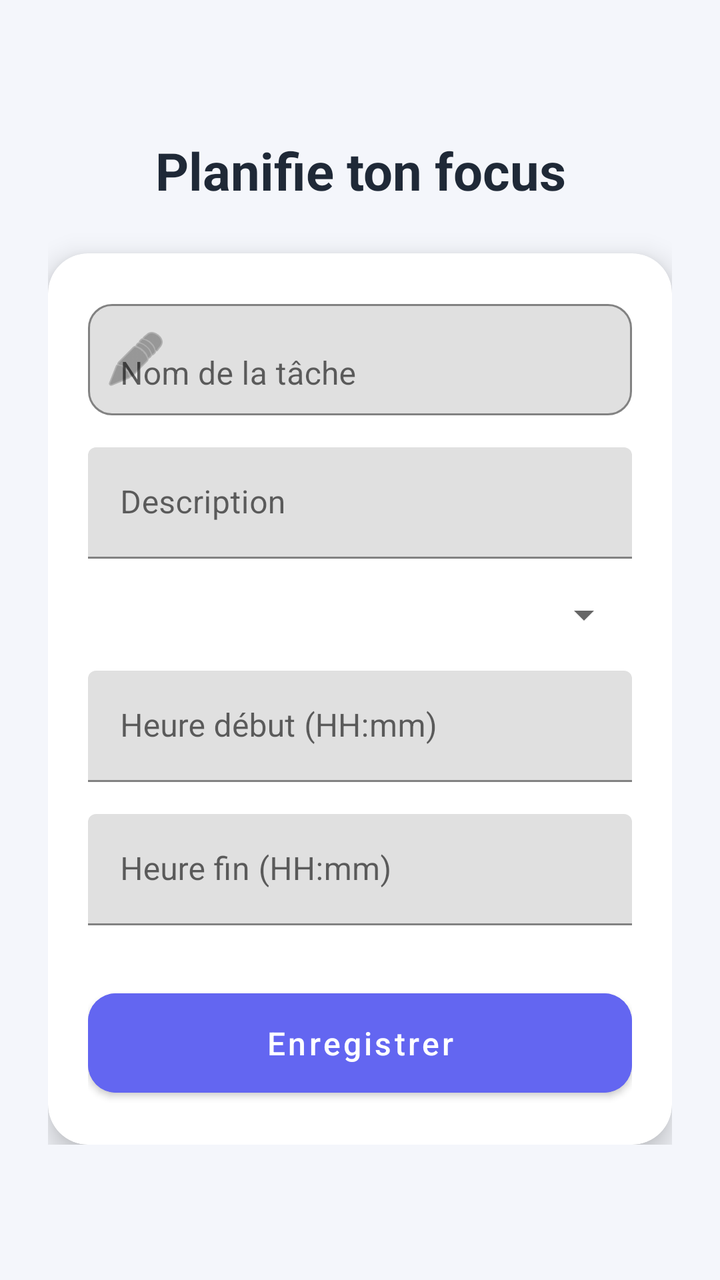
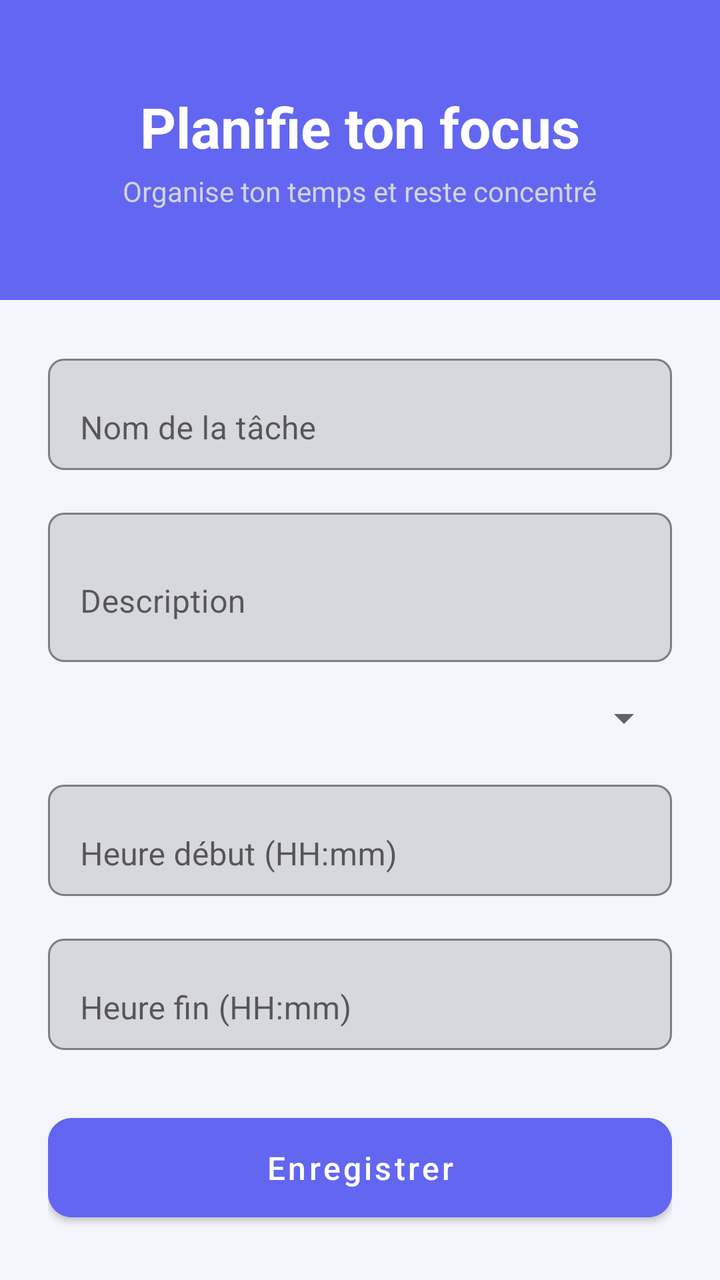

Before-and-after screenshots of an Android layout around one commit, followed by the original layout XML and the change that was made.
<!-- AndroidManifest.xml: application theme Theme.DevVibe -->
<!-- res/layout/activity_add_edit_task.xml -->
<?xml version="1.0" encoding="utf-8"?>
<androidx.constraintlayout.widget.ConstraintLayout xmlns:android="http://schemas.android.com/apk/res/android"
    xmlns:app="http://schemas.android.com/apk/res-auto"
    android:layout_width="match_parent"
    android:layout_height="match_parent"
    android:background="#F4F6FB">

    <LinearLayout
        android:layout_width="0dp"
        android:layout_height="wrap_content"
        android:gravity="center_horizontal"
        android:orientation="vertical"
        android:padding="24dp"
        app:layout_constraintBottom_toBottomOf="parent"
        app:layout_constraintEnd_toEndOf="parent"
        app:layout_constraintStart_toStartOf="parent"
        app:layout_constraintTop_toTopOf="parent">

        <TextView
            android:layout_width="wrap_content"
            android:layout_height="wrap_content"
            android:layout_marginBottom="24dp"
            android:text="Planifie ton focus"
            android:textAlignment="center"
            android:textColor="#1F2937"
            android:textSize="26sp"
            android:textStyle="bold" />

        <androidx.cardview.widget.CardView
            android:layout_width="match_parent"
            android:layout_height="wrap_content"
            android:backgroundTint="#FFFFFF"
            app:cardCornerRadius="20dp"
            app:cardElevation="8dp">

            <LinearLayout
                android:layout_width="match_parent"
                android:layout_height="wrap_content"
                android:orientation="vertical"
                android:padding="20dp">

                
                <com.google.android.material.textfield.TextInputLayout
                    android:layout_width="match_parent"
                    android:layout_height="wrap_content"
                    android:hint="Nom de la tâche"
                    app:boxBackgroundMode="outline"
                    app:boxCornerRadiusBottomEnd="12dp"
                    app:boxCornerRadiusBottomStart="12dp"
                    app:boxCornerRadiusTopEnd="12dp"
                    app:boxCornerRadiusTopStart="12dp"
                    app:startIconDrawable="@android:drawable/ic_menu_edit">

                    <com.google.android.material.textfield.TextInputEditText
                        android:id="@+id/editTitle"
                        android:layout_width="match_parent"
                        android:layout_height="wrap_content"
                        android:inputType="textCapWords" />
                </com.google.android.material.textfield.TextInputLayout>

                

                
                <com.google.android.material.textfield.TextInputLayout
                    android:layout_width="match_parent"
                    android:layout_height="wrap_content"
                    android:layout_marginTop="16dp"
                    android:hint="Description">

                    <com.google.android.material.textfield.TextInputEditText
                        android:id="@+id/editDescription"
                        android:layout_width="match_parent"
                        android:layout_height="wrap_content" />
                </com.google.android.material.textfield.TextInputLayout>

                
                <Spinner
                    android:id="@+id/spinnerType"
                    android:layout_width="match_parent"
                    android:layout_height="wrap_content"
                    android:layout_marginTop="16dp" />

                
                <com.google.android.material.textfield.TextInputLayout
                    android:layout_width="match_parent"
                    android:layout_height="wrap_content"
                    android:layout_marginTop="16dp"
                    android:hint="Heure début (HH:mm)">

                    <com.google.android.material.textfield.TextInputEditText
                        android:id="@+id/editStartTime"
                        android:layout_width="match_parent"
                        android:layout_height="wrap_content" />
                </com.google.android.material.textfield.TextInputLayout>

                
                <com.google.android.material.textfield.TextInputLayout
                    android:layout_width="match_parent"
                    android:layout_height="wrap_content"
                    android:layout_marginTop="16dp"
                    android:hint="Heure fin (HH:mm)">

                    <com.google.android.material.textfield.TextInputEditText
                        android:id="@+id/editEndTime"
                        android:layout_width="match_parent"
                        android:layout_height="wrap_content" />
                </com.google.android.material.textfield.TextInputLayout>


                

                <com.google.android.material.button.MaterialButton
                    android:id="@+id/btnSave"
                    android:layout_width="match_parent"
                    android:layout_height="wrap_content"
                    android:layout_marginTop="28dp"
                    android:backgroundTint="#6366F1"
                    android:padding="14dp"
                    android:text="Enregistrer"
                    android:textAllCaps="false"
                    android:textColor="#FFFFFF"
                    android:textSize="16sp"
                    app:cornerRadius="14dp" />

            </LinearLayout>

        </androidx.cardview.widget.CardView>

    </LinearLayout>

</androidx.constraintlayout.widget.ConstraintLayout>
<!-- resources referenced by this layout -->
<resources>
  <style name="Theme.DevVibe" parent="Base.Theme.DevVibe" />
  <style name="Base.Theme.DevVibe" parent="Theme.MaterialComponents.DayNight.NoActionBar">
          
          
      </style>
</resources>

<!-- the commit's change to res/layout/activity_add_edit_task.xml (unified diff, before → after) -->
@@ -1,131 +1,174 @@
 <?xml version="1.0" encoding="utf-8"?>
-<androidx.constraintlayout.widget.ConstraintLayout xmlns:android="http://schemas.android.com/apk/res/android"
+<androidx.constraintlayout.widget.ConstraintLayout
+    xmlns:android="http://schemas.android.com/apk/res/android"
     xmlns:app="http://schemas.android.com/apk/res-auto"
     android:layout_width="match_parent"
     android:layout_height="match_parent"
     android:background="#F4F6FB">
 
+    
     <LinearLayout
+        android:id="@+id/headerBanner"
         android:layout_width="0dp"
-        android:layout_height="wrap_content"
-        android:gravity="center_horizontal"
+        android:layout_height="150dp"
         android:orientation="vertical"
-        android:padding="24dp"
-        app:layout_constraintBottom_toBottomOf="parent"
-        app:layout_constraintEnd_toEndOf="parent"
+        android:gravity="center"
+        android:background="#6366F1"
+        app:layout_constraintTop_toTopOf="parent"
         app:layout_constraintStart_toStartOf="parent"
-        app:layout_constraintTop_toTopOf="parent">
+        app:layout_constraintEnd_toEndOf="parent">
 
         <TextView
+            android:id="@+id/formTitle"
             android:layout_width="wrap_content"
             android:layout_height="wrap_content"
-            android:layout_marginBottom="24dp"
             android:text="Planifie ton focus"
-            android:textAlignment="center"
-            android:textColor="#1F2937"
-            android:textSize="26sp"
-            android:textStyle="bold" />
+            android:textColor="#FFFFFF"
+            android:textSize="28sp"
+            android:textStyle="bold"/>
 
-        <androidx.cardview.widget.CardView
+        <TextView
+            android:id="@+id/formSubtitle"
+            android:layout_width="wrap_content"
+            android:layout_height="wrap_content"
+            android:text="Organise ton temps et reste concentré"
+            android:textColor="#D1D5DB"
+            android:textSize="14sp"
+            android:layout_marginTop="4dp"/>
+    </LinearLayout>
+
+    
+    <ScrollView
+        android:layout_width="0dp"
+        android:layout_height="0dp"
+        android:fillViewport="true"
+        app:layout_constraintTop_toBottomOf="@id/headerBanner"
+        app:layout_constraintBottom_toBottomOf="parent"
+        app:layout_constraintStart_toStartOf="parent"
+        app:layout_constraintEnd_toEndOf="parent"
+        android:padding="24dp">
+
+        <LinearLayout
             android:layout_width="match_parent"
             android:layout_height="wrap_content"
-            android:backgroundTint="#FFFFFF"
-            app:cardCornerRadius="20dp"
-            app:cardElevation="8dp">
+            android:orientation="vertical"
+            android:gravity="center_horizontal"
+            android:spacing="16dp">
 
-            <LinearLayout
+            
+            <com.google.android.material.textfield.TextInputLayout
                 android:layout_width="match_parent"
                 android:layout_height="wrap_content"
-                android:orientation="vertical"
-                android:padding="20dp">
+                android:hint="Nom de la tâche"
+                app:boxBackgroundMode="outline"
+                app:boxStrokeColor="#D1D5DB"
+                app:boxCornerRadiusTopStart="8dp"
+                app:boxCornerRadiusTopEnd="8dp"
+                app:boxCornerRadiusBottomStart="8dp"
+                app:boxCornerRadiusBottomEnd="8dp">
 
-                
-                <com.google.android.material.textfield.TextInputLayout
+                <com.google.android.material.textfield.TextInputEditText
+                    android:id="@+id/editTitle"
                     android:layout_width="match_parent"
                     android:layout_height="wrap_content"
-                    android:hint="Nom de la tâche"
-                    app:boxBackgroundMode="outline"
-                    app:boxCornerRadiusBottomEnd="12dp"
-                    app:boxCornerRadiusBottomStart="12dp"
-                    app:boxCornerRadiusTopEnd="12dp"
-                    app:boxCornerRadiusTopStart="12dp"
-                    app:startIconDrawable="@android:drawable/ic_menu_edit">
+                    android:inputType="textCapWords"/>
+            </com.google.android.material.textfield.TextInputLayout>
 
-                    <com.google.android.material.textfield.TextInputEditText
-                        android:id="@+id/editTitle"
-                        android:layout_width="match_parent"
-                        android:layout_height="wrap_content"
-                        android:inputType="textCapWords" />
-                </com.google.android.material.textfield.TextInputLayout>
+            
+            <com.google.android.material.textfield.TextInputLayout
+                android:layout_width="match_parent"
+                android:layout_height="wrap_content"
+                android:layout_marginTop="16dp"
+                android:hint="Description"
+                app:boxBackgroundMode="outline"
+                app:boxStrokeColor="#D1D5DB"
+                app:boxCornerRadiusTopStart="8dp"
+                app:boxCornerRadiusTopEnd="8dp"
+                app:boxCornerRadiusBottomStart="8dp"
+                app:boxCornerRadiusBottomEnd="8dp">
 
-                
-
-                
-                <com.google.android.material.textfield.TextInputLayout
+                <com.google.android.material.textfield.TextInputEditText
+                    android:id="@+id/editDescription"
                     android:layout_width="match_parent"
                     android:layout_height="wrap_content"
-                    android:layout_marginTop="16dp"
-                    android:hint="Description">
+                    android:minLines="2"
+                    android:inputType="textMultiLine"/>
+            </com.google.android.material.textfield.TextInputLayout>
 
-                    <com.google.android.material.textfield.TextInputEditText
-                        android:id="@+id/editDescription"
-                        android:layout_width="match_parent"
-                        android:layout_height="wrap_content" />
-                </com.google.android.material.textfield.TextInputLayout>
+            
+            <com.google.android.material.textfield.TextInputLayout
+                android:layout_width="match_parent"
+                android:layout_height="wrap_content"
+                android:layout_marginTop="16dp"
+                android:hint="Type de tâche"
+                app:boxBackgroundMode="outline"
+                app:boxStrokeColor="#D1D5DB"
+                app:boxCornerRadiusTopStart="8dp"
+                app:boxCornerRadiusTopEnd="8dp"
+                app:boxCornerRadiusBottomStart="8dp"
+                app:boxCornerRadiusBottomEnd="8dp">
 
-                
                 <Spinner
                     android:id="@+id/spinnerType"
                     android:layout_width="match_parent"
                     android:layout_height="wrap_content"
-                    android:layout_marginTop="16dp" />
+                    android:spinnerMode="dropdown"/>
+            </com.google.android.material.textfield.TextInputLayout>
 
-                
-                <com.google.android.material.textfield.TextInputLayout
+            
+            <com.google.android.material.textfield.TextInputLayout
+                android:layout_width="match_parent"
+                android:layout_height="wrap_content"
+                android:layout_marginTop="16dp"
+                android:hint="Heure début (HH:mm)"
+                app:boxBackgroundMode="outline"
+                app:boxStrokeColor="#D1D5DB"
+                app:boxCornerRadiusTopStart="8dp"
+                app:boxCornerRadiusTopEnd="8dp"
+                app:boxCornerRadiusBottomStart="8dp"
+                app:boxCornerRadiusBottomEnd="8dp">
+
+                <com.google.android.material.textfield.TextInputEditText
+                    android:id="@+id/editStartTime"
                     android:layout_width="match_parent"
                     android:layout_height="wrap_content"
-                    android:layout_marginTop="16dp"
-                    android:hint="Heure début (HH:mm)">
+                    android:inputType="time"/>
+            </com.google.android.material.textfield.TextInputLayout>
 
-                    <com.google.android.material.textfield.TextInputEditText
-                        android:id="@+id/editStartTime"
-                        android:layout_width="match_parent"
-                        android:layout_height="wrap_content" />
-                </com.google.android.material.textfield.TextInputLayout>
+            
+            <com.google.android.material.textfield.TextInputLayout
+                android:layout_width="match_parent"
+                android:layout_height="wrap_content"
+                android:layout_marginTop="16dp"
+                android:hint="Heure fin (HH:mm)"
+                app:boxBackgroundMode="outline"
+                app:boxStrokeColor="#D1D5DB"
+                app:boxCornerRadiusTopStart="8dp"
+                app:boxCornerRadiusTopEnd="8dp"
+                app:boxCornerRadiusBottomStart="8dp"
+                app:boxCornerRadiusBottomEnd="8dp">
 
-                
-                <com.google.android.material.textfield.TextInputLayout
+                <com.google.android.material.textfield.TextInputEditText
+                    android:id="@+id/editEndTime"
                     android:layout_width="match_parent"
                     android:layout_height="wrap_content"
-                    android:layout_marginTop="16dp"
-                    android:hint="Heure fin (HH:mm)">
+                    android:inputType="time"/>
+            </com.google.android.material.textfield.TextInputLayout>
 
-                    <com.google.android.material.textfield.TextInputEditText
-                        android:id="@+id/editEndTime"
-                        android:layout_width="match_parent"
-                        android:layout_height="wrap_content" />
-                </com.google.android.material.textfield.TextInputLayout>
-
-
-                
-
-                <com.google.android.material.button.MaterialButton
-                    android:id="@+id/btnSave"
-                    android:layout_width="match_parent"
-                    android:layout_height="wrap_content"
-                    android:layout_marginTop="28dp"
-                    android:backgroundTint="#6366F1"
-                    android:padding="14dp"
-                    android:text="Enregistrer"
-                    android:textAllCaps="false"
-                    android:textColor="#FFFFFF"
-                    android:textSize="16sp"
-                    app:cornerRadius="14dp" />
-
-            </LinearLayout>
-
-        </androidx.cardview.widget.CardView>
-
-    </LinearLayout>
+            
+            <com.google.android.material.button.MaterialButton
+                android:id="@+id/btnSave"
+                android:layout_width="match_parent"
+                android:layout_height="wrap_content"
+                android:layout_marginTop="28dp"
+                android:backgroundTint="#6366F1"
+                android:text="Enregistrer"
+                android:textAllCaps="false"
+                android:textColor="#FFFFFF"
+                android:textSize="16sp"
+                app:cornerRadius="12dp"
+                android:padding="14dp"/>
+        </LinearLayout>
+    </ScrollView>
 
 </androidx.constraintlayout.widget.ConstraintLayout>
